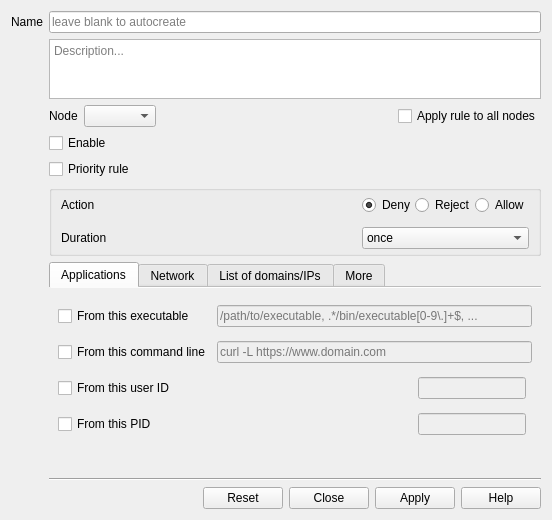
evilsocket/opensnitch, file ui/opensnitch/res/ruleseditor.ui: the form before one commit.
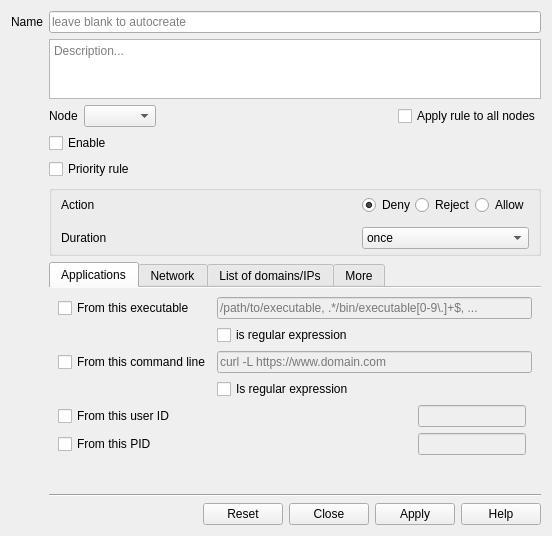
The form after the commit. Icons and pictures are not drawn.

Commit message:
ui,rules: improved regular expressions
Up until now we detected automatically if a rule was a regular
expression. But if the path or cmdline of a process had certain
characters (backslash), it was not easy to autodetect it, because the
backslash in particular is sent and received encoded (\\).

With this change the user will have to mark manually if the
path/cmdline of a process is a regular expression or no.

Closes #706

Diff of the .ui file:
```diff
--- a/ui/opensnitch/res/ruleseditor.ui
+++ b/ui/opensnitch/res/ruleseditor.ui
@@ -79,50 +79,6 @@
        <string>Applications</string>
       </attribute>
       <layout class="QGridLayout" name="gridLayout_2">
-       <item row="2" column="0">
-        <widget class="QCheckBox" name="uidCheck">
-         <property name="text">
-          <string>From this user ID</string>
-         </property>
-        </widget>
-       </item>
-       <item row="2" column="1">
-        <layout class="QHBoxLayout" name="horizontalLayout_8">
-         <item>
-          <spacer name="horizontalSpacer_2">
-           <property name="orientation">
-            <enum>Qt::Horizontal</enum>
-           </property>
-           <property name="sizeHint" stdset="0">
-            <size>
-             <width>40</width>
-             <height>20</height>
-            </size>
-           </property>
-          </spacer>
-         </item>
-         <item>
-          <widget class="QLineEdit" name="uidLine">
-           <property name="enabled">
-            <bool>false</bool>
-           </property>
-           <property name="sizePolicy">
-            <sizepolicy hsizetype="Minimum" vsizetype="Fixed">
-             <horstretch>0</horstretch>
-             <verstretch>0</verstretch>
-            </sizepolicy>
-           </property>
-          </widget>
-         </item>
-        </layout>
-       </item>
-       <item row="0" column="0">
-        <widget class="QCheckBox" name="procCheck">
-         <property name="text">
-          <string>From this executable</string>
-         </property>
-        </widget>
-       </item>
        <item row="0" column="1" colspan="2">
         <widget class="QLineEdit" name="procLine">
          <property name="enabled">
@@ -136,7 +92,28 @@
          </property>
         </widget>
        </item>
-       <item row="1" column="1" colspan="2">
+       <item row="3" column="1">
+        <widget class="QCheckBox" name="checkCmdlineRegexp">
+         <property name="text">
+          <string>Is regular expression</string>
+         </property>
+        </widget>
+       </item>
+       <item row="4" column="0">
+        <widget class="QCheckBox" name="uidCheck">
+         <property name="text">
+          <string>From this user ID</string>
+         </property>
+        </widget>
+       </item>
+       <item row="2" column="0">
+        <widget class="QCheckBox" name="cmdlineCheck">
+         <property name="text">
+          <string>From this command line</string>
+         </property>
+        </widget>
+       </item>
+       <item row="2" column="1" colspan="2">
         <widget class="QLineEdit" name="cmdlineLine">
          <property name="enabled">
           <bool>false</bool>
@@ -149,21 +126,14 @@
          </property>
         </widget>
        </item>
-       <item row="1" column="0">
-        <widget class="QCheckBox" name="cmdlineCheck">
-         <property name="text">
-          <string>From this command line</string>
-         </property>
-        </widget>
-       </item>
-       <item row="3" column="0">
+       <item row="5" column="0">
         <widget class="QCheckBox" name="pidCheck">
          <property name="text">
           <string>From this PID</string>
          </property>
         </widget>
        </item>
-       <item row="3" column="1">
+       <item row="5" column="1">
         <layout class="QHBoxLayout" name="horizontalLayout_11">
          <item>
           <spacer name="horizontalSpacer_11">
@@ -193,6 +163,50 @@
          </item>
         </layout>
        </item>
+       <item row="4" column="1">
+        <layout class="QHBoxLayout" name="horizontalLayout_8">
+         <item>
+          <spacer name="horizontalSpacer_2">
+           <property name="orientation">
+            <enum>Qt::Horizontal</enum>
+           </property>
+           <property name="sizeHint" stdset="0">
+            <size>
+             <width>40</width>
+             <height>20</height>
+            </size>
+           </property>
+          </spacer>
+         </item>
+         <item>
+          <widget class="QLineEdit" name="uidLine">
+           <property name="enabled">
+            <bool>false</bool>
+           </property>
+           <property name="sizePolicy">
+            <sizepolicy hsizetype="Minimum" vsizetype="Fixed">
+             <horstretch>0</horstretch>
+             <verstretch>0</verstretch>
+            </sizepolicy>
+           </property>
+          </widget>
+         </item>
+        </layout>
+       </item>
+       <item row="0" column="0">
+        <widget class="QCheckBox" name="procCheck">
+         <property name="text">
+          <string>From this executable</string>
+         </property>
+        </widget>
+       </item>
+       <item row="1" column="1">
+        <widget class="QCheckBox" name="checkProcRegexp">
+         <property name="text">
+          <string>is regular expression</string>
+         </property>
+        </widget>
+       </item>
       </layout>
      </widget>
      <widget class="QWidget" name="tabWidgetPage2">
```
The commit also changes 1 other file.
